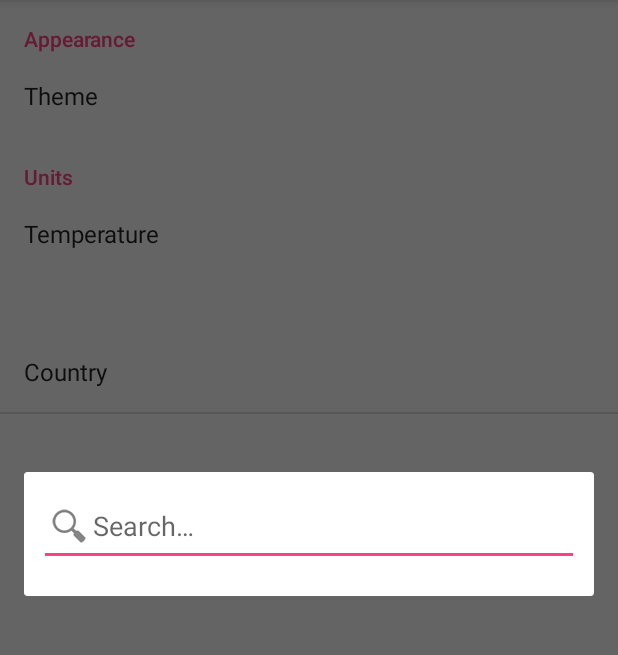
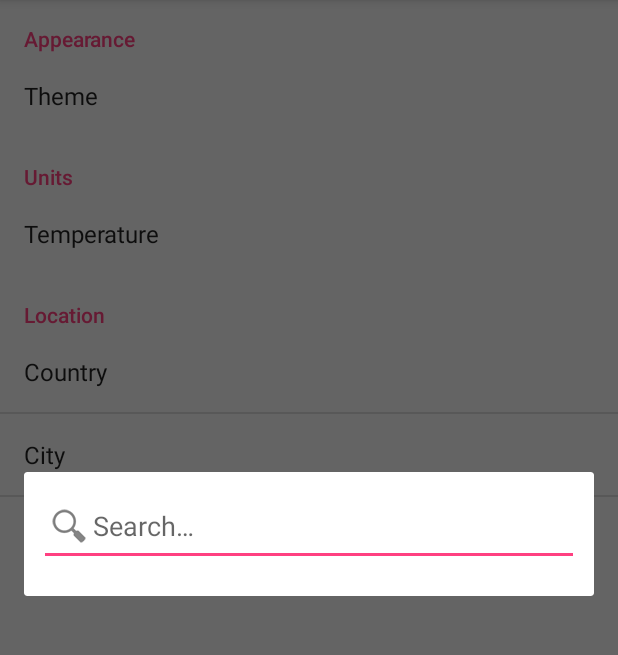
Before and after one commit to Mostafa-MA-Saleh/YAWA, an Android app: the SettingsActivity screen opened directly, with no data from a screen before it, after a tap on "Country", on a phone screen of 412 x 824 dp, the part 84-739 px from its top. Run offline under Robolectric (Android 15) with nearby library versions, the phone set to English and light mode, and no system bars; network calls fail; 2 statements that could not run were skipped.

Commit message:
Updated settings activity

```diff
--- a/app/src/main/AndroidManifest.xml
+++ b/app/src/main/AndroidManifest.xml
@@ -14,7 +14,9 @@
         android:supportsRtl="true"
         android:theme="@style/AppTheme"
         tools:ignore="GoogleAppIndexingWarning">
-        <activity android:name=".activities.MainActivity">
+        <activity
+            android:name=".activities.MainActivity"
+            android:label="@string/app_name_long">
             <intent-filter>
                 <action android:name="android.intent.action.MAIN" />
 
--- a/app/src/main/java/com/gmail/mostafa/ma/saleh/yawa/activities/SettingsActivity.java
+++ b/app/src/main/java/com/gmail/mostafa/ma/saleh/yawa/activities/SettingsActivity.java
@@ -1,22 +1,12 @@
 package com.gmail.mostafa.ma.saleh.yawa.activities;
 
-import android.app.ProgressDialog;
-import android.content.DialogInterface;
 import android.os.Bundle;
-import android.preference.Preference;
-import android.preference.PreferenceFragment;
 import android.preference.PreferenceManager;
-import android.support.v7.app.AlertDialog;
 import android.support.v7.app.AppCompatActivity;
 import android.view.MenuItem;
 
-import com.countrypicker.CountryPicker;
-import com.countrypicker.CountryPickerListener;
-import com.gmail.mostafa.ma.saleh.yawa.R;
-import com.gmail.mostafa.ma.saleh.yawa.models.City;
+import com.gmail.mostafa.ma.saleh.yawa.fragments.SettingsFragment;
 import com.gmail.mostafa.ma.saleh.yawa.utilities.Utility;
-
-import java.util.ArrayList;
 
 public class SettingsActivity extends AppCompatActivity {
 
@@ -24,7 +14,7 @@ public class SettingsActivity extends AppCompatActivity {
     protected void onCreate(Bundle savedInstanceState) {
         super.onCreate(savedInstanceState);
         setTheme(Utility.getTheme(Integer.parseInt(PreferenceManager.getDefaultSharedPreferences(this).getString("theme", "0"))));
-        getFragmentManager().beginTransaction().replace(android.R.id.content, new MyPreferenceFragment()).commit();
+        getFragmentManager().beginTransaction().replace(android.R.id.content, new SettingsFragment()).commit();
     }
 
     @Override
@@ -43,60 +33,4 @@ public class SettingsActivity extends AppCompatActivity {
         setResult(RESULT_OK);
         super.onBackPressed();
     }
-
-    public static class MyPreferenceFragment extends PreferenceFragment {
-        @Override
-        public void onCreate(Bundle savedInstanceState) {
-            super.onCreate(savedInstanceState);
-            addPreferencesFromResource(R.xml.preferences);
-            Preference customPref = findPreference("country");
-            customPref.setOnPreferenceClickListener(
-                    new Preference.OnPreferenceClickListener() {
-                        public boolean onPreferenceClick(final Preference preference) {
-                            final CountryPicker picker = CountryPicker.newInstance("Select City");
-                            picker.show(((AppCompatActivity) getActivity()).getSupportFragmentManager(), "COUNTRY_PICKER");
-                            picker.setListener(new CountryPickerListener() {
-                                @Override
-                                public void onSelectCountry(String name, final String code) {
-                                    final ProgressDialog pd = new ProgressDialog(getActivity());
-                                    pd.setMessage("Loading Cities List...");
-                                    pd.show();
-                                    new Thread(new Runnable() {
-                                        @Override
-                                        public void run() {
-                                            final City[] cities = Utility.getCountryCities(getResources(), code);
-                                            final ArrayList<String> citiesNames = new ArrayList<>();
-                                            for (City city : cities) {
-                                                citiesNames.add(city.name);
-                                            }
-                                            pd.dismiss();
-                                            getActivity().runOnUiThread(new Runnable() {
-                                                @Override
-                                                public void run() {
-                                                    new AlertDialog.Builder(getActivity())
-                                                            .setSingleChoiceItems(
-                                                                    citiesNames.toArray(new String[0]),
-                                                                    -1,
-                                                                    new DialogInterface.OnClickListener() {
-                                                                        @Override
-                                                                        public void onClick(DialogInterface dialog, int which) {
-                                                                            preference.getEditor().putString(preference.getKey(), cities[which].id).apply();
-                                                                            dialog.dismiss();
-                                                                            picker.dismiss();
-                                                                        }
-                                                                    }
-                                                            )
-                                                            .create()
-                                                            .show();
-                                                }
-                                            });
-                                        }
-                                    }).start();
-                                }
-                            });
-                            return true;
-                        }
-                    });
-        }
-    }
 }
--- /dev/null
+++ b/app/src/main/java/com/gmail/mostafa/ma/saleh/yawa/fragments/SettingsFragment.java
@@ -0,0 +1,96 @@
+package com.gmail.mostafa.ma.saleh.yawa.fragments;
+
+import android.app.ProgressDialog;
+import android.content.DialogInterface;
+import android.os.Bundle;
+import android.preference.Preference;
+import android.preference.PreferenceFragment;
+import android.preference.PreferenceManager;
+import android.support.v4.app.FragmentManager;
+import android.support.v7.app.AlertDialog;
+import android.support.v7.app.AppCompatActivity;
+
+import com.countrypicker.CountryPicker;
+import com.countrypicker.CountryPickerListener;
+import com.gmail.mostafa.ma.saleh.yawa.R;
+import com.gmail.mostafa.ma.saleh.yawa.models.City;
+import com.gmail.mostafa.ma.saleh.yawa.utilities.Utility;
+
+import java.util.ArrayList;
+
+/**
+ * Created by Mostafa Saleh on 05/01/2017.
+ */
+
+public class SettingsFragment extends PreferenceFragment {
+
+    private CountryPicker picker;
+    private ProgressDialog progressDialog;
+
+    @Override
+    public void onCreate(Bundle savedInstanceState) {
+        super.onCreate(savedInstanceState);
+        addPreferencesFromResource(R.xml.preferences);
+        final Preference countryPref = findPreference("country");
+        Preference cityPref = findPreference("city");
+        progressDialog = new ProgressDialog(getActivity());
+        progressDialog.setMessage("Loading Cities List...");
+        picker = CountryPicker.newInstance("Select City");
+        countryPref.setOnPreferenceClickListener(new Preference.OnPreferenceClickListener() {
+            @Override
+            public boolean onPreferenceClick(final Preference preference) {
+                FragmentManager fm = ((AppCompatActivity) getActivity()).getSupportFragmentManager();
+                picker.show(fm, "COUNTRY_PICKER");
+                picker.setListener(new CountryPickerListener() {
+                    @Override
+                    public void onSelectCountry(String name, final String code) {
+                        preference.getEditor().putString(preference.getKey(), code).apply();
+                    }
+                });
+                return true;
+            }
+        });
+
+        cityPref.setOnPreferenceClickListener(new Preference.OnPreferenceClickListener() {
+            @Override
+            public boolean onPreferenceClick(final Preference preference) {
+                progressDialog.show();
+                new Thread(new Runnable() {
+                    @Override
+                    public void run() {
+                        String countryCode = PreferenceManager.getDefaultSharedPreferences(getActivity()).getString(countryPref.getKey(), "EG");
+                        final City[] cities = Utility.getCountryCities(getResources(), countryCode);
+                        getActivity().runOnUiThread(new Runnable() {
+                            @Override
+                            public void run() {
+                                progressDialog.dismiss();
+                                showCitiesDialog(cities, preference);
+                            }
+                        });
+                    }
+                }).start();
+                return false;
+            }
+        });
+    }
+
+    private void showCitiesDialog(final City[] cities, final Preference preference) {
+        final ArrayList<String> citiesNames = new ArrayList<>();
+        for (City city : cities) citiesNames.add(city.name);
+        new AlertDialog.Builder(getActivity())
+                .setSingleChoiceItems(
+                        citiesNames.toArray(new String[0]),
+                        -1,
+                        new DialogInterface.OnClickListener() {
+                            @Override
+                            public void onClick(DialogInterface dialog, int which) {
+                                preference.getEditor().putString(preference.getKey(), cities[which].id).apply();
+                                dialog.dismiss();
+                                picker.dismiss();
+                            }
+                        }
+                )
+                .create()
+                .show();
+    }
+}
--- a/app/src/main/res/values/strings.xml
+++ b/app/src/main/res/values/strings.xml
@@ -1,5 +1,6 @@
 <resources>
     <string name="app_name">YAWA</string>
+    <string name="app_name_long">Yet Another Weather App</string>
     <string name="settings">Settings</string>
     <string name="theme">Theme</string>
 
--- a/app/src/main/res/xml/preferences.xml
+++ b/app/src/main/res/xml/preferences.xml
@@ -19,10 +19,14 @@
             android:title="Temperature" />
     </PreferenceCategory>
 
-    <PreferenceCategory>
+    <PreferenceCategory android:title="Location">
         <Preference
             android:key="country"
             android:title="Country" />
+        <Preference
+            android:dependency="country"
+            android:key="city"
+            android:title="City" />
     </PreferenceCategory>
 
 </PreferenceScreen>
--- a/gradle.properties
+++ b/gradle.properties
@@ -9,7 +9,7 @@
 
 # Specifies the JVM arguments used for the daemon process.
 # The setting is particularly useful for tweaking memory settings.
-org.gradle.jvmargs=-Xmx1024m
+org.gradle.jvmargs=-Xmx768m
 
 # When configured, Gradle will run in incubating parallel mode.
 # This option should only be used with decoupled projects. More details, visit
```
